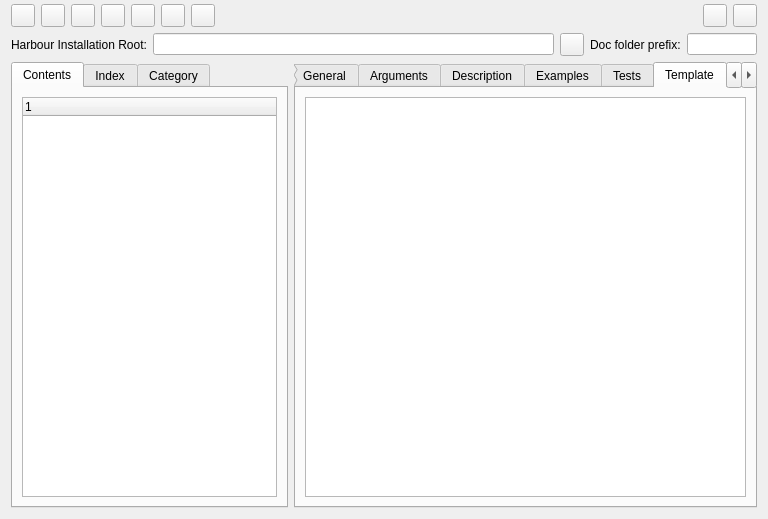
Before: the Qt Designer form harbour/contrib/hbide/resources/docviewgenerator.ui in harbour/core, drawn with Qt 5.
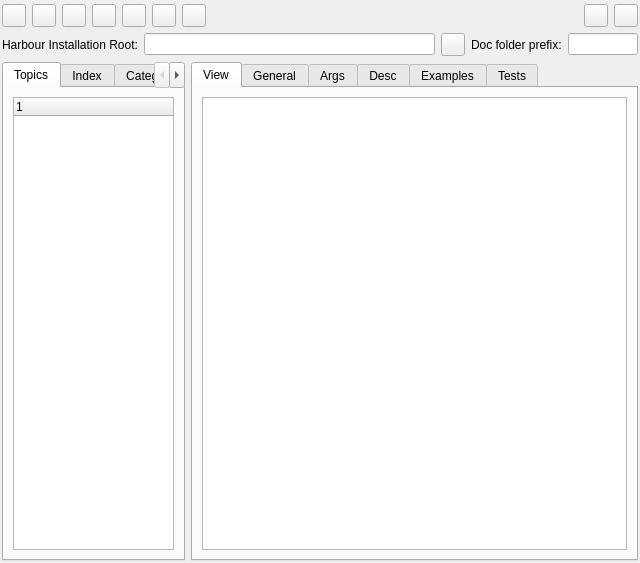
After: the same form once the commit is applied. The open tabs and pages were chosen to show the change.

The edit to the form file:
```diff
--- a/harbour/contrib/hbide/resources/docviewgenerator.ui
+++ b/harbour/contrib/hbide/resources/docviewgenerator.ui
@@ -6,17 +6,26 @@
    <rect>
     <x>0</x>
     <y>0</y>
-    <width>768</width>
-    <height>515</height>
+    <width>640</width>
+    <height>563</height>
    </rect>
   </property>
   <property name="windowTitle">
    <string>Form</string>
   </property>
   <layout class="QGridLayout" name="gridLayout">
+   <property name="leftMargin">
+    <number>2</number>
+   </property>
    <property name="topMargin">
     <number>4</number>
    </property>
+   <property name="rightMargin">
+    <number>2</number>
+   </property>
+   <property name="bottomMargin">
+    <number>2</number>
+   </property>
    <item row="2" column="0" colspan="2">
     <layout class="QHBoxLayout" name="horizontalLayout">
      <item>
@@ -60,15 +69,9 @@
    </item>
    <item row="5" column="0">
     <widget class="QTabWidget" name="tabWidgetContents">
-     <property name="minimumSize">
-      <size>
-       <width>200</width>
-       <height>0</height>
-      </size>
-     </property>
      <property name="maximumSize">
       <size>
-       <width>300</width>
+       <width>200</width>
        <height>16777215</height>
       </size>
      </property>
@@ -80,7 +83,7 @@
      </property>
      <widget class="QWidget" name="tabContents">
       <attribute name="title">
-       <string>Contents</string>
+       <string>Topics</string>
       </attribute>
       <layout class="QVBoxLayout" name="verticalLayout">
        <item>
@@ -269,7 +272,7 @@
      </widget>
      <widget class="QWidget" name="tabArguments">
       <attribute name="title">
-       <string>Arguments</string>
+       <string>Args</string>
       </attribute>
       <layout class="QGridLayout" name="gridLayout_3">
        <item row="0" column="0">
@@ -338,7 +341,7 @@
      </widget>
      <widget class="QWidget" name="tabDesc">
       <attribute name="title">
-       <string>Description</string>
+       <string>Desc</string>
       </attribute>
       <layout class="QGridLayout" name="gridLayout_4">
        <item row="0" column="0">
@@ -366,26 +369,6 @@
        </item>
       </layout>
      </widget>
-     <widget class="QWidget" name="tabTemplate">
-      <attribute name="title">
-       <string>Template</string>
-      </attribute>
-      <layout class="QGridLayout" name="gridLayout_7">
-       <item row="0" column="0">
-        <widget class="QPlainTextEdit" name="plainTemplate"/>
-       </item>
-      </layout>
-     </widget>
-     <widget class="QWidget" name="tabSource">
-      <attribute name="title">
-       <string>Source</string>
-      </attribute>
-      <layout class="QGridLayout" name="gridLayout_9">
-       <item row="0" column="0">
-        <widget class="QPlainTextEdit" name="plainSource"/>
-       </item>
-      </layout>
-     </widget>
     </widget>
    </item>
    <item row="0" column="0" colspan="2">
```
Left out of the diff: 4 changed lines with no effect on the pictures.
